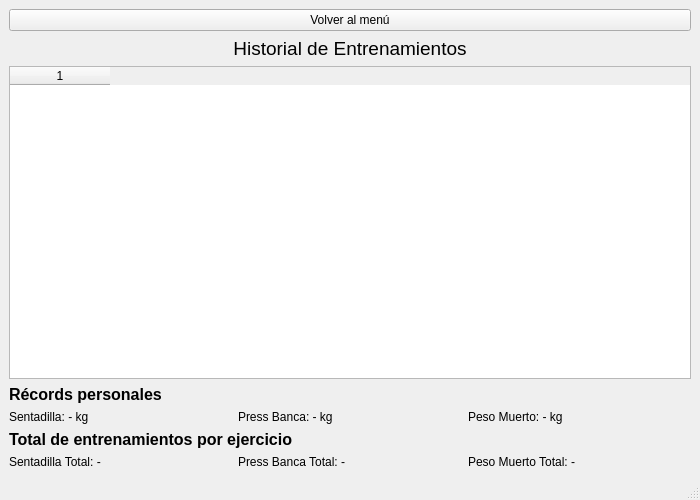
Qt form src/Vista/Ui/VistaHistorial.ui (danielreynaa/TrabajoPowerGym) before a commit.
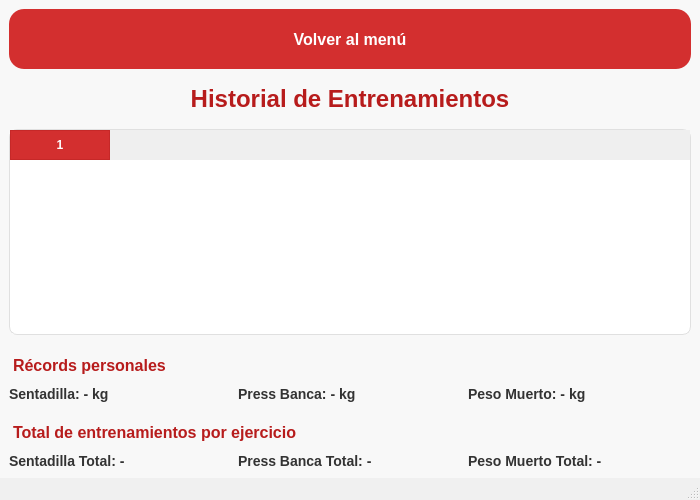
The same form after that commit.

Patch:
```diff
--- a/src/Vista/Ui/VistaHistorial.ui
+++ b/src/Vista/Ui/VistaHistorial.ui
@@ -11,7 +11,70 @@
    </rect>
   </property>
   <property name="windowTitle">
-   <string>Historial de Entrenamientos</string>
+   <string>POWERGYM - Historial de Entrenamientos</string> </property>
+  <property name="styleSheet"> <string notr="true">
+    QMainWindow#VistaHistorial { /* Usamos el objectName de la ventana principal */
+        background-color: #f0f0f0; /* Color de fondo gris claro */
+    }
+    QWidget#centralwidget {
+        background-color: #f8f8f8; /* Color de fondo del widget central, un poco más claro */
+        padding: 20px; /* Padding general para el contenido */
+    }
+    
+    QLabel { /* Estilo general para todos los QLabel */
+        color: #333333;
+        font-size: 14px;
+        font-weight: 500;
+    }
+
+    QLabel#labelTitulo { /* Estilo específico para el título principal "Historial de Entrenamientos" */
+        color: #B71C1C; /* Rojo oscuro para el texto del título */
+        font-size: 24px;
+        font-weight: bold;
+        padding-bottom: 10px;
+    }
+    QLabel#labelRecord, QLabel#labelTotalesTitulo { /* Estilo para títulos de sección */
+        color: #B71C1C;
+        font-size: 16px;
+        font-weight: bold;
+        margin-top: 15px; /* Separación de la sección anterior */
+        padding-bottom: 5px;
+    }
+
+    QPushButton { /* Estilo para todos los QPushButton */
+        background-color: #D32F2F; /* Rojo vibrante */
+        color: white;
+        border: none;
+        border-radius: 15px; /* Bordes redondeados */
+        padding: 10px 20px; /* Padding para botones */
+        font-size: 16px;
+        font-weight: bold;
+        min-height: 40px; /* Altura mínima para botones */
+        margin-bottom: 10px; /* Margen inferior para separar de otros elementos */
+    }
+    QPushButton:hover {
+        background-color: #C62828; /* Rojo más oscuro al pasar el ratón */
+    }
+
+    QTableWidget { /* Estilo para la tabla */
+        background-color: white;
+        border: 1px solid #E0E0E0;
+        border-radius: 8px;
+        font-size: 13px;
+        selection-background-color: #FFCDD2; /* Rojo claro al seleccionar */
+        selection-color: #B71C1C; /* Texto rojo oscuro al seleccionar */
+    }
+    QTableWidget::item { /* Estilo para las celdas de la tabla */
+        padding: 5px;
+    }
+    QHeaderView::section { /* Estilo para las cabeceras de la tabla */
+        background-color: #D32F2F; /* Fondo rojo */
+        color: white;
+        padding: 5px;
+        border: 1px solid #C62828;
+        font-weight: bold;
+    }
+   </string>
   </property>
   <widget class="QWidget" name="centralwidget">
    <layout class="QVBoxLayout" name="mainVerticalLayout">
@@ -32,11 +95,6 @@
       <property name="alignment">
        <set>Qt::AlignCenter</set>
       </property>
-      <property name="font">
-       <font>
-        <pointsize>14</pointsize>
-       </font>
-      </property>
      </widget>
     </item>
 
@@ -59,12 +117,6 @@
       <property name="text">
        <string>Récords personales</string>
       </property>
-      <property name="font">
-       <font>
-        <pointsize>12</pointsize>
-        <bold>true</bold>
-       </font>
-      </property>
      </widget>
     </item>
 
@@ -99,12 +151,6 @@
       <property name="text">
        <string>Total de entrenamientos por ejercicio</string>
       </property>
-      <property name="font">
-       <font>
-        <pointsize>12</pointsize>
-        <bold>true</bold>
-       </font>
-      </property>
      </widget>
     </item>
     <item>
```
Left out of the diff: 3 changed lines with no effect on the pictures.
